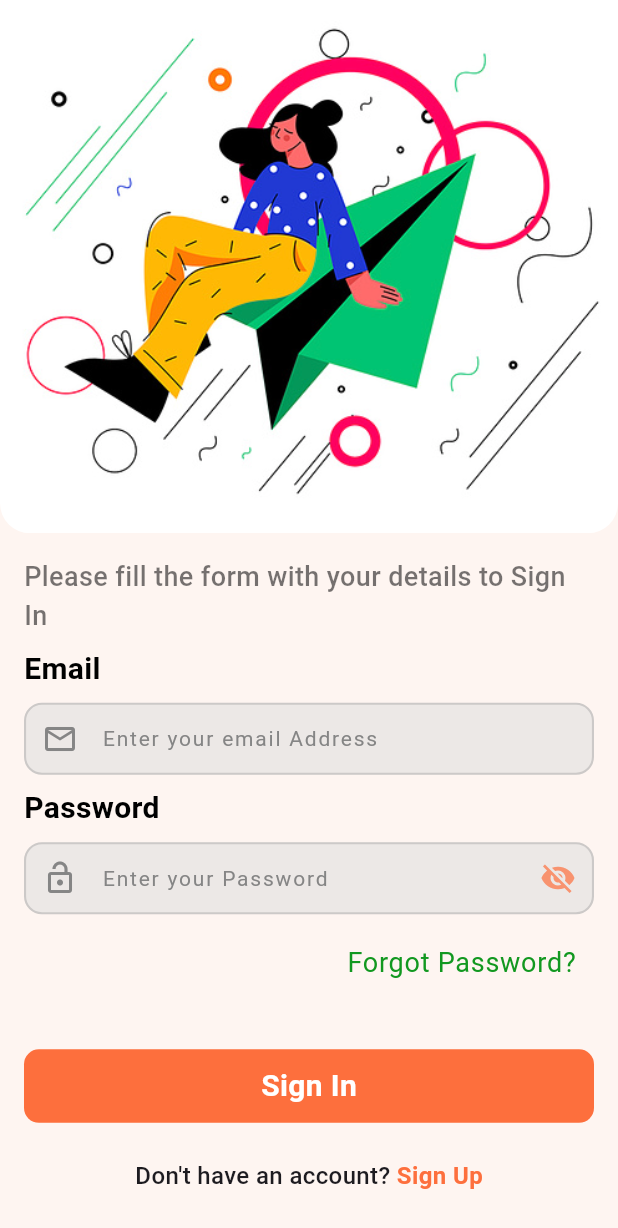
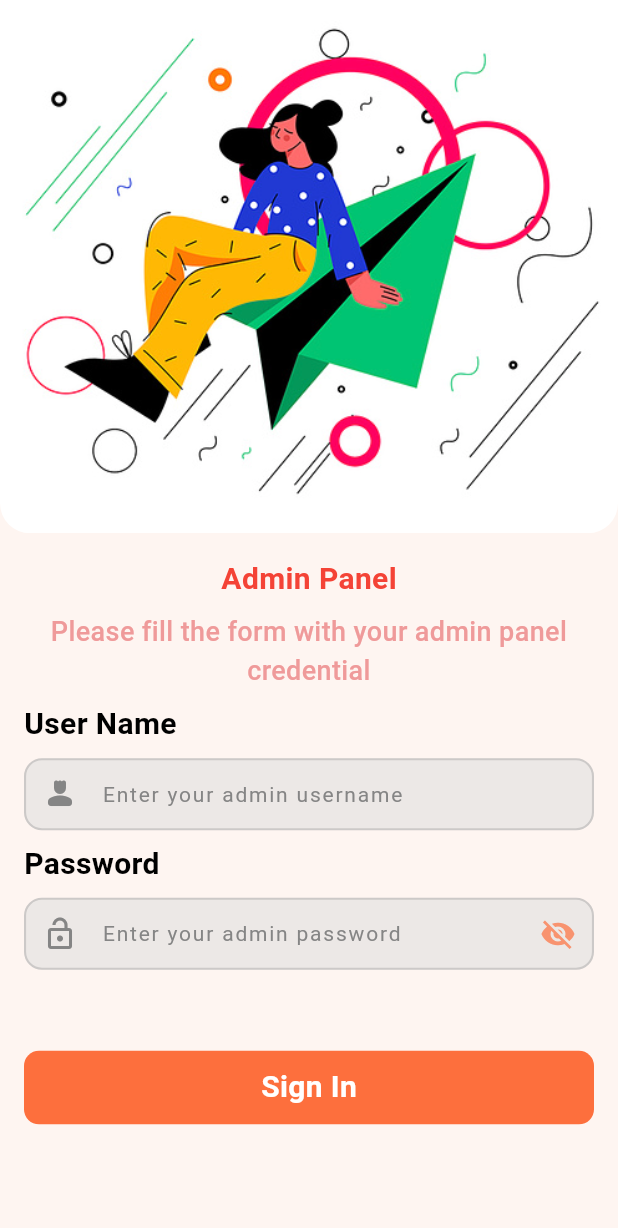
Before and after one commit to Shougotmollik/fireshop, a Flutter app: the screen it shows after launch, on a phone screen of 412 x 824 dp. Shown: the top 1228 px of the screen. Run offline on Flutter 3.47's test engine with Material 3 defaults, Android fonts, the phone set to English and light mode, and no system bars; our stand-ins replace cloud_firestore, firebase_auth, firebase_core, get, shared_preferences; accounts and stored records are empty.

Commit message:
- design admin panel login flow - connect with unique id password to admin using firebase

```diff
--- /dev/null
+++ b/lib/admin/controller/admin_auth_controller.dart
@@ -0,0 +1,37 @@
+import 'package:cloud_firestore/cloud_firestore.dart';
+import 'package:fireshop/admin/views/home/admin_home_screen.dart';
+import 'package:fireshop/utils/helper/ui_helper.dart';
+import 'package:flutter/cupertino.dart';
+import 'package:get/get.dart';
+
+class AdminAuthController extends GetxController {
+  var loginLoading = false.obs;
+
+  final TextEditingController nameTEController = TextEditingController();
+  final TextEditingController passwordTEController = TextEditingController();
+
+  // login method for admin
+  Future<void> adminLogin({
+    required String userName,
+    required String password,
+  }) async {
+    final query = await FirebaseFirestore.instance
+        .collection('admin')
+        .where('username', isEqualTo: userName.trim())
+        .where('password', isEqualTo: password.trim())
+        .get();
+
+    if (query.docs.isNotEmpty) {
+      Get.offAll(AdminHomeScreen());
+    } else {
+      showSnackBar('Failed!', 'Invalid username or password', isError: true);
+    }
+  }
+
+  @override
+  void dispose() {
+    nameTEController.dispose();
+    passwordTEController.dispose();
+    super.dispose();
+  }
+}
--- /dev/null
+++ b/lib/admin/views/auth/screens/admin_login_screen.dart
@@ -0,0 +1,109 @@
+import 'package:fireshop/admin/controller/admin_auth_controller.dart';
+import 'package:fireshop/theme/app_colors.dart';
+import 'package:fireshop/utils/helper/app_text_style.dart';
+import 'package:fireshop/utils/helper/form_validator.dart';
+import 'package:fireshop/views/auth/screens/widgets/auth_text_form_filed.dart';
+import 'package:fireshop/views/main_nav/home/widgets/custom_elevated_button.dart';
+import 'package:flutter/material.dart';
+import 'package:get/get.dart';
+
+class AdminLoginScreen extends StatefulWidget {
+  const AdminLoginScreen({super.key});
+
+  @override
+  State<AdminLoginScreen> createState() => _AdminLoginScreenState();
+}
+
+class _AdminLoginScreenState extends State<AdminLoginScreen> {
+  final FormValidator formValidator = FormValidator();
+  final GlobalKey<FormState> formKey = GlobalKey<FormState>();
+  final AdminAuthController controller = Get.find<AdminAuthController>();
+
+  @override
+  Widget build(BuildContext context) {
+    return Scaffold(
+      backgroundColor: AppColors.productDetailScreenColor,
+      body: SingleChildScrollView(
+        physics: const BouncingScrollPhysics(),
+        child: Column(
+          crossAxisAlignment: CrossAxisAlignment.start,
+          children: [
+            ClipRRect(
+              borderRadius: BorderRadius.only(
+                bottomLeft: Radius.circular(20),
+                bottomRight: Radius.circular(20),
+              ),
+              child: Image.asset('assets/images/login.png'),
+            ),
+            Padding(
+              padding: const EdgeInsets.all(16.0),
+              child: Form(
+                key: formKey,
+                child: Column(
+                  crossAxisAlignment: CrossAxisAlignment.start,
+                  spacing: 8,
+                  children: [
+                    Align(
+                      alignment: Alignment.center,
+                      child: Column(
+                        spacing: 8,
+                        children: [
+                          Text(
+                            'Admin Panel',
+                            style: AppTextStyle.semiBoldTextStyle.copyWith(
+                              color: Colors.red,
+                            ),
+                          ),
+                          Text(
+                            'Please fill the form with your admin panel credential',
+                            style: AppTextStyle.lightTextStyle.copyWith(
+                              color: Colors.red.shade200,
+                            ),
+                            textAlign: TextAlign.center,
+                          ),
+                        ],
+                      ),
+                    ),
+                    Text('User Name', style: AppTextStyle.semiBoldTextStyle),
+                    AuthTextFormField(
+                      hintText: 'Enter your admin username',
+                      prefixIcon: Icons.person_4_rounded,
+                      textEditingController: controller.nameTEController,
+                    ),
+                    Text('Password', style: AppTextStyle.semiBoldTextStyle),
+                    AuthTextFormField(
+                      hintText: 'Enter your admin password',
+                      prefixIcon: Icons.lock_open_outlined,
+                      textEditingController: controller.passwordTEController,
+                      showToggle: true,
+                      validator: formValidator.validatePassword,
+                    ),
+                    SizedBox(height: 38),
+                    Obx(
+                      () => CustomElevatedButton(
+                        btnText: controller.loginLoading.value
+                            ? 'Loading..'
+                            : 'Sign In',
+                        onTap: _signInButton,
+                      ),
+                    ),
+                    SizedBox(height: 8),
+                  ],
+                ),
+              ),
+            ),
+          ],
+        ),
+      ),
+    );
+  }
+
+  void _signInButton() {
+    formValidator.validateAndProceed(formKey, () {
+      controller.adminLogin(
+        userName: controller.nameTEController.text,
+        password: controller.passwordTEController.text,
+      );
+    });
+  }
+}
--- a/lib/app.dart
+++ b/lib/app.dart
@@ -1,7 +1,5 @@
+import 'package:fireshop/admin/views/auth/screens/admin_login_screen.dart';
 import 'package:fireshop/controller_binder.dart';
-import 'package:fireshop/services/storage_service.dart';
-import 'package:fireshop/views/auth/screens/login_screen.dart';
-import 'package:fireshop/views/main_nav/main_nav_bar_screen.dart';
 import 'package:flutter/material.dart';
 import 'package:get/get.dart';
 
@@ -13,9 +11,7 @@ class MyApp extends StatelessWidget {
     return GetMaterialApp(
       title: 'FireShop',
       initialBinding: ControllerBinder(),
-      home: StorageService.userSession != null
-          ? MainNavBarScreen()
-          : LoginScreen(),
+      home: AdminLoginScreen(),
     );
   }
 }
--- a/lib/controller/auth_controller.dart
+++ b/lib/controller/auth_controller.dart
@@ -1,5 +1,7 @@
+import 'package:cloud_firestore/cloud_firestore.dart';
 import 'package:firebase_auth/firebase_auth.dart';
-import 'package:fireshop/services/storage_service.dart';
+import 'package:fireshop/services/database.dart';
+import 'package:fireshop/services/shared_pref.dart';
 import 'package:fireshop/utils/helper/ui_helper.dart';
 import 'package:fireshop/views/main_nav/main_nav_bar_screen.dart';
 import 'package:flutter/material.dart';
@@ -13,7 +15,7 @@ class AuthController extends GetxController {
   final TextEditingController passwordTEController = TextEditingController();
   final TextEditingController nameTEController = TextEditingController();
 
-  // Registration method
+  // Firebase Registration method with email and password
   Future<void> registration(String name, String email, String password) async {
     if (password.isNotEmpty && name.isNotEmpty && email.isNotEmpty) {
       try {
@@ -21,11 +23,25 @@ class AuthController extends GetxController {
         UserCredential userCredential = await FirebaseAuth.instance
             .createUserWithEmailAndPassword(email: email, password: password);
 
+        // use Firebase UID
+        String id = userCredential.user!.uid;
+
         // Save user session locally
-        StorageService.saveSession({
-          'uid': userCredential.user?.uid,
-          'email': userCredential.user?.email,
-        });
+        await SharedPreferenceHelper().saveUserId(id);
+        await SharedPreferenceHelper().saveUserName(name);
+        await SharedPreferenceHelper().saveUserEmail(email);
+        await SharedPreferenceHelper().saveUserImage(
+          'https://cdn-icons-png.flaticon.com/512/149/149071.png',
+        );
+
+        // Store in Firestore DB
+        Map<String, dynamic> userInfoMap = {
+          'Name': name,
+          "Email": email,
+          "Id": id,
+          "image": 'https://cdn-icons-png.flaticon.com/512/149/149071.png',
+        };
+        await DatabaseMethods().addUserDetails(userInfoMap, id);
 
         regiLoading.value = false;
         showSnackBar('Success', 'Registered successfully');
@@ -45,6 +61,7 @@ class AuthController extends GetxController {
     }
   }
 
+  // Firebase login method with email and password
   Future<void> login(String email, String password) async {
     if (email.isNotEmpty && password.isNotEmpty) {
       try {
@@ -52,18 +69,32 @@ class AuthController extends GetxController {
         UserCredential userCredential = await FirebaseAuth.instance
             .signInWithEmailAndPassword(email: email, password: password);
 
-        // Save user session locally
-        StorageService.saveSession({
-          'uid': userCredential.user?.uid,
-          'email': userCredential.user?.email,
-        });
+        String uid = userCredential.user!.uid;
+
+        // Fetch user data from Firestore
+        var userDoc = await FirebaseFirestore.instance
+            .collection('users')
+            .doc(uid)
+            .get();
+
+        if (userDoc.exists) {
+          var userData = userDoc.data()!;
+
+          // Save user session locally
+          await SharedPreferenceHelper().saveUserId(uid);
+          await SharedPreferenceHelper().saveUserEmail(email);
+          await SharedPreferenceHelper().saveUserPassword(password);
+          await SharedPreferenceHelper().saveUserName(userData['Name']);
+          await SharedPreferenceHelper().saveUserImage(userData['image']);
+        }
+
         loginLoading.value = false;
         showSnackBar('Success', 'Login Successfully');
         Get.offAll(MainNavBarScreen());
       } on FirebaseAuthException catch (e) {
         loginLoading.value = false;
         if (e.code == 'user-not-found') {
-          showSnackBar('Failed!', 'User not exists', isError: true);
+          showSnackBar('Failed!', 'User does not exist', isError: true);
         } else if (e.code == 'wrong-password') {
           showSnackBar('Failed!', 'Wrong password', isError: true);
         }
--- a/lib/controller_binder.dart
+++ b/lib/controller_binder.dart
@@ -1,3 +1,4 @@
+import 'package:fireshop/admin/controller/admin_auth_controller.dart';
 import 'package:fireshop/controller/auth_controller.dart';
 import 'package:fireshop/controller/home_controller.dart';
 import 'package:fireshop/controller/nav_bar_controller.dart';
@@ -6,8 +7,12 @@ import 'package:get/get.dart';
 class ControllerBinder extends Bindings {
   @override
   void dependencies() {
+    // User end controllers
     Get.lazyPut<NavBarController>(() => NavBarController());
     Get.lazyPut<AuthController>(() => AuthController());
     Get.lazyPut<HomeController>(() => HomeController());
+
+    //   admin end Controllers
+    Get.lazyPut<AdminAuthController>(() => AdminAuthController());
   }
 }
--- a/lib/main.dart
+++ b/lib/main.dart
@@ -1,13 +1,11 @@
 import 'package:firebase_core/firebase_core.dart';
 import 'package:fireshop/firebase_options.dart';
 import 'package:flutter/material.dart';
-import 'package:get_storage/get_storage.dart';
 
 import 'app.dart';
 
 void main() async {
   WidgetsFlutterBinding.ensureInitialized();
-  await GetStorage.init();
   await Firebase.initializeApp(options: DefaultFirebaseOptions.currentPlatform);
   runApp(const MyApp());
 }
--- a/lib/services/storage_service.dart
+++ /dev/null
@@ -1,19 +0,0 @@
-import 'package:fireshop/utils/storage_key.dart';
-import 'package:get_storage/get_storage.dart';
-
-class StorageService {
-  static final _box = GetStorage();
-
-  /// Save user session (login)
-  static void saveSession(dynamic sessionData) {
-    _box.write(StorageKey.userSession, sessionData);
-  }
-
-  /// Get user session (check if logged in)
-  static dynamic get userSession => _box.read(StorageKey.userSession);
-
-  /// Clear user session (logout)
-  static void clearSession() {
-    _box.remove(StorageKey.userSession);
-  }
-}
--- a/pubspec.yaml
+++ b/pubspec.yaml
@@ -38,7 +38,8 @@ dependencies:
   firebase_core: ^4.0.0
   cloud_firestore: ^6.0.0
   firebase_auth: ^6.0.1
-  get_storage: ^2.1.1
+  random_string: ^2.3.1
+  shared_preferences: ^2.5.3
 
 dev_dependencies:
   flutter_test:
```
Also changed, not shown: lib/admin/views/home/admin_home_screen.dart (added, +10 -0 lines), lib/services/database.dart (+13 -0 lines), lib/services/shared_pref.dart (added, +61 -0 lines), pubspec.lock.
